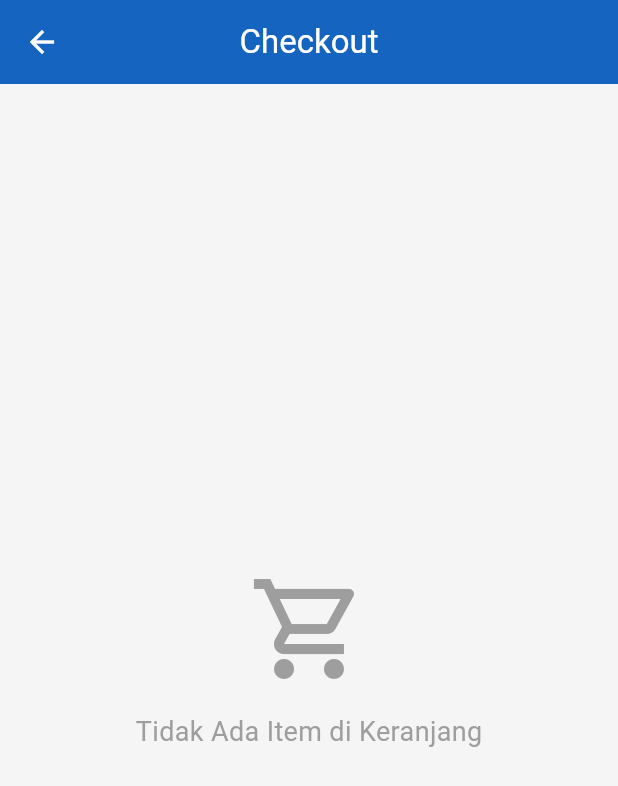
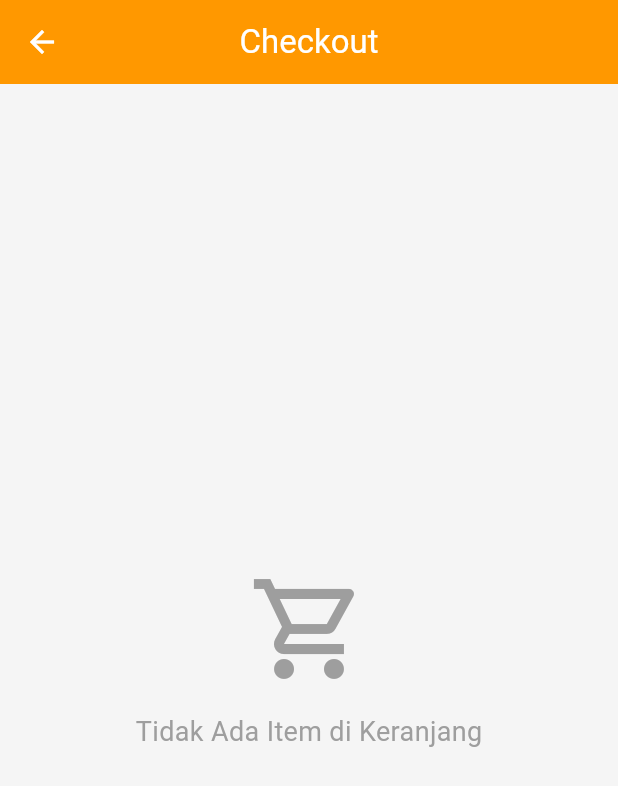
Before and after one commit to ZEINadli/buah_uts_1123150028, a Flutter app: the CheckoutPage screen opened directly, on a phone screen of 412 x 824 dp. Shown: the top 786 px of the screen. Run offline on Flutter 3.47's test engine with Material 3 defaults, Android fonts, the phone set to English and light mode, and no system bars; our stand-ins replace dio, email_validator, equatable, firebase_auth, firebase_core, flutter_secure_storage and 2 more; accounts and stored records are empty.

Commit message:
style: ubah tema warna menjadi orange dan putih

```diff
--- a/lib/core/constants/app_colors.dart
+++ b/lib/core/constants/app_colors.dart
@@ -1,10 +1,10 @@
 import 'package:flutter/material.dart';
 
 class AppColors {
-  static const Color primary = Color(0xFF1565C0);
-  static const Color primaryLight = Color(0xFF1E88E5);
-  static const Color primaryDark = Color(0xFF0D47A1);
-  static const Color accent = Color(0xFF42A5F5);
+  static const Color primary = Color(0xFFFF9800);
+  static const Color primaryLight = Color(0xFFFFB74D);
+  static const Color primaryDark = Color(0xFFE65100);
+  static const Color accent = Color(0xFFFFAB40);
 
   static const Color background = Color(0xFFF5F5F5);
   static const Color surface = Colors.white;
```
